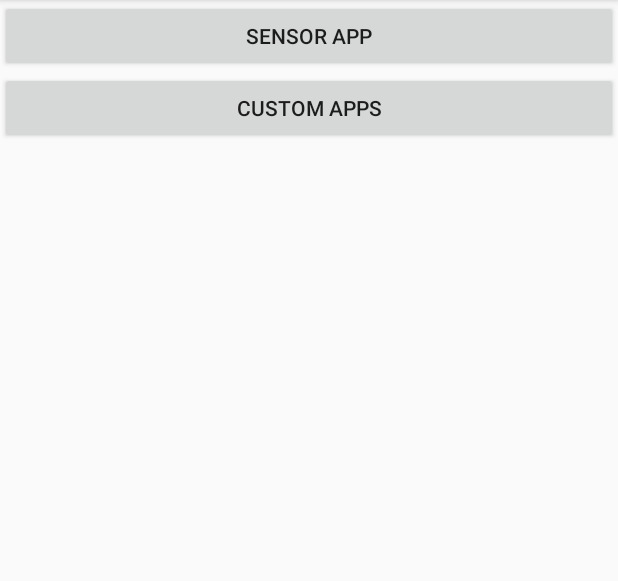
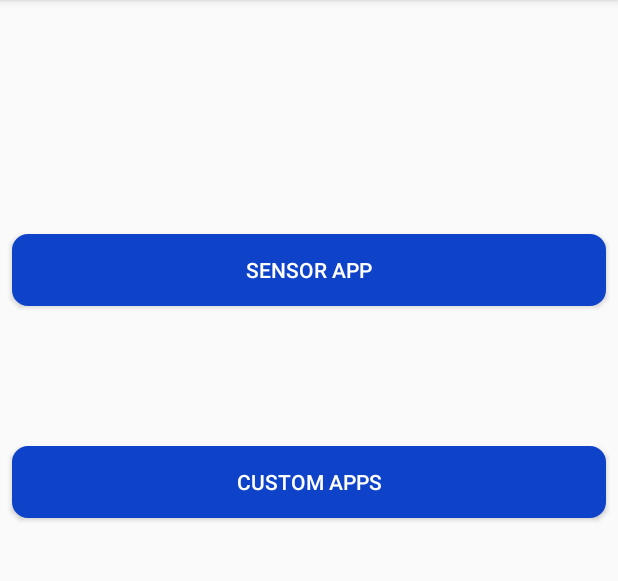
Before and after one commit to chamathabeysinghe/siddhi-io-android, an Android app: the screen it shows after launch (MainActivity), on a phone screen of 412 x 824 dp, the part 84-665 px from its top. Run offline under Robolectric (Android 15) with nearby library versions, the phone set to English and light mode, and no system bars; 1 statement that could not run was skipped.

Commit message:
UI changes for sample app

```diff
--- a/sample-siddhi-app/src/main/res/layout/activity_custom_app.xml
+++ b/sample-siddhi-app/src/main/res/layout/activity_custom_app.xml
@@ -30,6 +30,6 @@
             android:layout_height="wrap_content"
             android:layout_gravity="bottom|end"
             android:layout_margin="@dimen/fab_margin"
-            app:srcCompat="@android:drawable/ic_dialog_email"/>
+            app:srcCompat="@drawable/ic_add_white_24dp"/>
 
 </android.support.design.widget.CoordinatorLayout>
--- a/sample-siddhi-app/src/main/res/layout/activity_main.xml
+++ b/sample-siddhi-app/src/main/res/layout/activity_main.xml
@@ -1,19 +1,35 @@
 <?xml version="1.0" encoding="utf-8"?>
-<LinearLayout xmlns:android="http://schemas.android.com/apk/res/android"
-              xmlns:app="http://schemas.android.com/apk/res-auto"
-              xmlns:tools="http://schemas.android.com/tools"
-              android:layout_width="match_parent"
-              android:layout_height="match_parent"
-              android:orientation="vertical"
-              tools:context=".MainActivity">
+<android.support.constraint.ConstraintLayout
+        xmlns:android="http://schemas.android.com/apk/res/android"
+        xmlns:tools="http://schemas.android.com/tools"
+        xmlns:app="http://schemas.android.com/apk/res-auto"
+        android:layout_width="match_parent"
+        android:layout_height="match_parent"
+        tools:context=".MainActivity">
     <Button
             android:text="Sensor App"
             android:layout_width="match_parent"
             android:layout_height="wrap_content" android:id="@+id/button4"
-            android:onClick="startSensorApp"/>
+            android:onClick="startSensorApp"
+            android:background="@drawable/button_style"
+            android:textColor="#ffffff"
+            android:layout_marginTop="8dp"
+            app:layout_constraintTop_toTopOf="parent"
+            app:layout_constraintBottom_toBottomOf="parent" android:layout_marginBottom="8dp"
+            app:layout_constraintEnd_toEndOf="parent" android:layout_marginEnd="8dp"
+            app:layout_constraintStart_toStartOf="parent" android:layout_marginStart="8dp"
+            app:layout_constraintVertical_bias="0.21" app:layout_constraintHorizontal_bias="0.0"/>
     <Button
             android:text="Custom APPS"
             android:layout_width="match_parent"
             android:layout_height="wrap_content" android:id="@+id/button5"
-            android:onClick="startCustomApp"/>
-</LinearLayout>
+            android:onClick="startCustomApp"
+            android:background="@drawable/button_style"
+            android:textColor="#ffffff"
+            android:layout_marginTop="8dp"
+            app:layout_constraintTop_toBottomOf="@+id/button4"
+            app:layout_constraintBottom_toBottomOf="parent" android:layout_marginBottom="8dp"
+            app:layout_constraintVertical_bias="0.171" app:layout_constraintStart_toStartOf="parent"
+            android:layout_marginStart="8dp" android:layout_marginEnd="8dp"
+            app:layout_constraintEnd_toEndOf="parent"/>
+</android.support.constraint.ConstraintLayout>
```
Also changed, not shown: sample-siddhi-app/src/main/res/layout/content_custom_app.xml (+0 -28 lines), sample-siddhi-app/src/main/res/drawable/ic_add_white_24dp.png (added).
